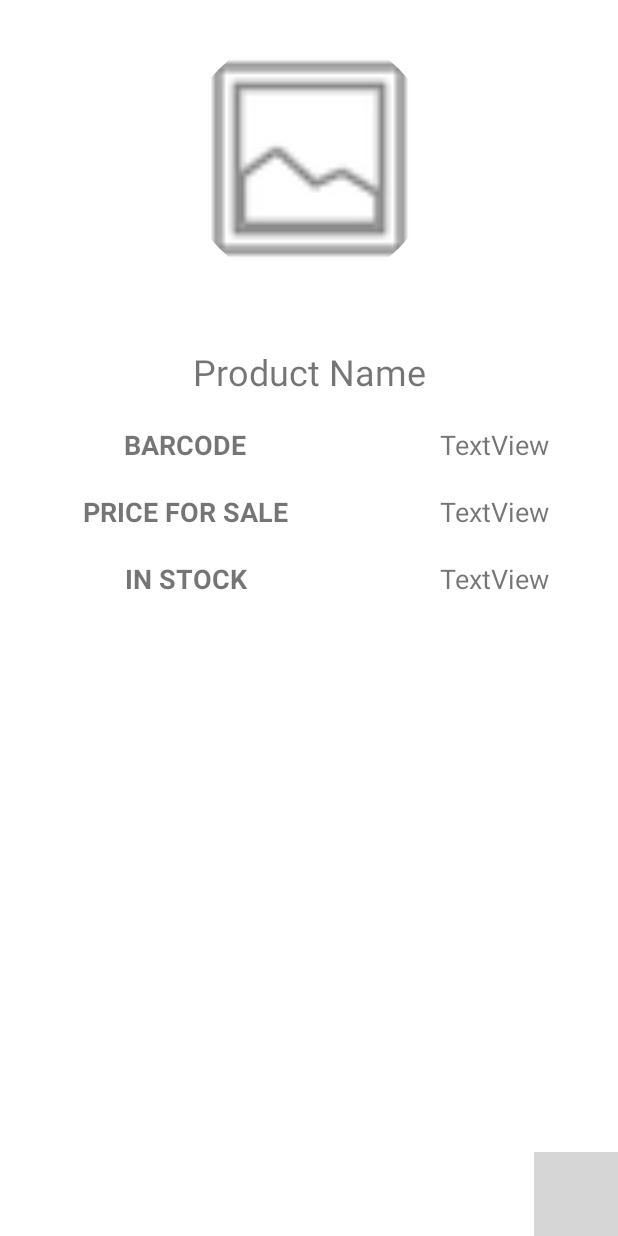
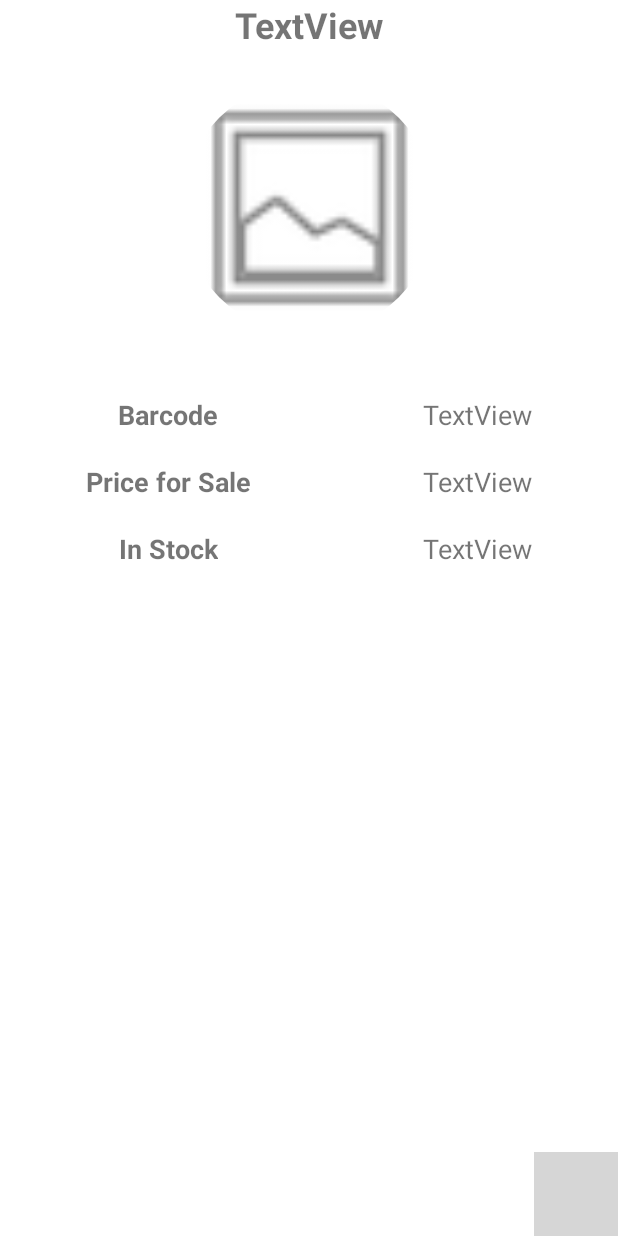
Before and after one commit to Jdrew92/MyInventory, an Android app: the layout activity_product_detail.xml on its own in the app's theme, with its tools: preview values and no code run, on a phone screen of 412 x 824 dp. Run offline under Robolectric (Android 15) with nearby library versions, the phone set to English and light mode, and no system bars; plain views replace FloatingActionButton, FloatingActionMenu; grey boxes are pictures that could not be loaded.

Commit message:
Al agregar producto se verifica que el codigo de barras no exista

```diff
--- a/app/build.gradle
+++ b/app/build.gradle
@@ -1,5 +1,6 @@
 plugins {
     id 'com.android.application'
+    id 'com.google.gms.google-services'
 }
 
 android {
@@ -35,6 +36,7 @@ dependencies {
     implementation 'androidx.constraintlayout:constraintlayout:2.0.4'
     implementation 'androidx.navigation:navigation-fragment:2.3.1'
     implementation 'androidx.navigation:navigation-ui:2.3.1'
+    implementation 'com.google.firebase:firebase-database:19.5.1'
     testImplementation 'junit:junit:4.+'
     androidTestImplementation 'androidx.test.ext:junit:1.1.2'
     androidTestImplementation 'androidx.test.espresso:espresso-core:3.3.0'
--- a/app/src/main/res/layout/activity_product_detail.xml
+++ b/app/src/main/res/layout/activity_product_detail.xml
@@ -34,6 +34,7 @@
             android:id="@+id/fabDelete"
             android:layout_width="wrap_content"
             android:layout_height="wrap_content"
+            android:onClick="delete"
             android:src="@android:drawable/ic_menu_delete"
             app:fab_colorNormal="@color/design_default_color_error"
             app:fab_label="@string/delete_product"
@@ -43,6 +44,7 @@
             android:id="@+id/fabRemove"
             android:layout_width="wrap_content"
             android:layout_height="wrap_content"
+            android:onClick="removeFromStock"
             android:src="@drawable/ic_remove"
             app:fab_colorNormal="@color/sky_blue"
             app:fab_label="@string/remove_stock"
@@ -52,6 +54,7 @@
             android:id="@+id/fabAdd"
             android:layout_width="wrap_content"
             android:layout_height="wrap_content"
+            android:onClick="addToStock"
             android:src="@drawable/fab_add"
             app:fab_colorNormal="@color/sky_blue"
             app:fab_label="@string/add_stock"
@@ -64,6 +67,15 @@
         android:layout_height="match_parent"
         android:orientation="vertical">
 
+        <TextView
+            android:id="@+id/lblProductName"
+            android:layout_width="match_parent"
+            android:layout_height="wrap_content"
+            android:text="TextView"
+            android:textAlignment="center"
+            android:textSize="24sp"
+            android:textStyle="bold" />
+
         <de.hdodenhof.circleimageview.CircleImageView
             android:id="@+id/profile_image"
             android:layout_width="169dp"
@@ -74,40 +86,24 @@
             android:src="@android:drawable/ic_menu_gallery" />
 
         <TableLayout
-            android:id="@+id/tblDetail"
-            android:layout_width="match_parent"
+            android:id="@+id/tblProductDetail"
+            android:layout_width="wrap_content"
             android:layout_height="match_parent"
             android:stretchColumns="*">
 
             <TableRow
                 android:layout_width="match_parent"
                 android:layout_height="match_parent"
-                android:layout_marginBottom="20sp">
+                android:layout_gravity="center|center_horizontal"
+                android:layout_marginBottom="20sp"
+                android:gravity="center|center_horizontal">
 
                 <TextView
-                    android:id="@+id/lblProductName"
-                    android:layout_width="match_parent"
-                    android:layout_height="wrap_content"
-                    android:layout_weight="1"
-                    android:text="@string/product_name"
-                    android:textAlignment="center"
-                    android:textSize="24sp" />
-
-            </TableRow>
-
-            <TableRow
-                android:layout_width="match_parent"
-                android:layout_height="match_parent"
-                android:layout_marginBottom="20sp">
-
-                <TextView
-                    android:id="@+id/lblBCodeTitle"
+                    android:id="@+id/lblBarcodeTitle"
                     android:layout_width="wrap_content"
                     android:layout_height="wrap_content"
-                    android:layout_weight="1"
+                    android:layout_gravity="center_horizontal"
                     android:text="@string/barcode"
-                    android:textAlignment="center"
-                    android:textAllCaps="true"
                     android:textSize="18sp"
                     android:textStyle="bold" />
 
@@ -115,26 +111,24 @@
                     android:id="@+id/lblProductBCode"
                     android:layout_width="wrap_content"
                     android:layout_height="wrap_content"
-                    android:layout_weight="1"
+                    android:layout_gravity="center_horizontal"
                     android:text="TextView"
-                    android:textAlignment="center"
                     android:textSize="18sp" />
-
             </TableRow>
 
             <TableRow
                 android:layout_width="match_parent"
                 android:layout_height="match_parent"
-                android:layout_marginBottom="20sp">
+                android:layout_gravity="center|center_horizontal"
+                android:layout_marginBottom="20sp"
+                android:gravity="center|center_horizontal">
 
                 <TextView
-                    android:id="@+id/lblPriceTitle"
+                    android:id="@+id/textView4"
                     android:layout_width="wrap_content"
                     android:layout_height="wrap_content"
-                    android:layout_weight="1"
+                    android:layout_gravity="center_horizontal"
                     android:text="@string/price_for_sale"
-                    android:textAlignment="center"
-                    android:textAllCaps="true"
                     android:textSize="18sp"
                     android:textStyle="bold" />
 
@@ -142,25 +136,24 @@
                     android:id="@+id/lblProductPrice"
                     android:layout_width="wrap_content"
                     android:layout_height="wrap_content"
-                    android:layout_weight="1"
+                    android:layout_gravity="center_horizontal"
                     android:text="TextView"
-                    android:textAlignment="center"
                     android:textSize="18sp" />
             </TableRow>
 
             <TableRow
                 android:layout_width="match_parent"
                 android:layout_height="match_parent"
-                android:layout_marginBottom="20sp">
+                android:layout_gravity="center|center_horizontal"
+                android:layout_marginBottom="20sp"
+                android:gravity="center|center_horizontal">
 
                 <TextView
-                    android:id="@+id/lblStockTitle"
+                    android:id="@+id/textView6"
                     android:layout_width="wrap_content"
                     android:layout_height="wrap_content"
-                    android:layout_weight="1"
+                    android:layout_gravity="center_horizontal"
                     android:text="@string/in_stock"
-                    android:textAlignment="center"
-                    android:textAllCaps="true"
                     android:textSize="18sp"
                     android:textStyle="bold" />
 
@@ -168,9 +161,8 @@
                     android:id="@+id/lblProductStock"
                     android:layout_width="wrap_content"
                     android:layout_height="wrap_content"
-                    android:layout_weight="1"
+                    android:layout_gravity="center_horizontal"
                     android:text="TextView"
-                    android:textAlignment="center"
                     android:textSize="18sp" />
 
             </TableRow>
--- a/app/src/main/res/layout/product_item.xml
+++ b/app/src/main/res/layout/product_item.xml
@@ -38,6 +38,11 @@
                     android:textSize="18sp"
                     android:textStyle="bold" />
 
+                <LinearLayout
+                    android:layout_width="wrap_content"
+                    android:layout_height="wrap_content"
+                    android:orientation="horizontal">
+
                     <TextView
                         android:id="@+id/lblPpriceItem"
                         android:layout_width="match_parent"
@@ -71,6 +76,7 @@
                             android:text="######"
                             android:textSize="18sp" />
                     </LinearLayout>
+                </LinearLayout>
 
             </LinearLayout>
 
--- a/app/src/main/res/values/strings.xml
+++ b/app/src/main/res/values/strings.xml
@@ -24,4 +24,8 @@
     <string name="delete_product">Delete Product</string>
     <string name="add_stock">Add to Stock</string>
     <string name="remove_stock">Remove from Stock</string>
+    <string name="msg_delete">Are you sure you want to delete this product from your inventory?</string>
+    <string name="yes">Yes</string>
+    <string name="no">No</string>
+    <string name="barcode_repeated">This barcode exists!</string>
 </resources>
--- a/build.gradle
+++ b/build.gradle
@@ -6,6 +6,7 @@ buildscript {
     }
     dependencies {
         classpath "com.android.tools.build:gradle:4.1.1"
+        classpath 'com.google.gms:google-services:4.3.4'
 
         // NOTE: Do not place your application dependencies here; they belong
         // in the individual module build.gradle files
```
Also changed, not shown: app/src/main/java/com/example/myinventory/AddProduct.java (+64 -7 lines), app/src/main/java/com/example/myinventory/Data.java (+30 -3 lines), app/src/main/java/com/example/myinventory/MainActivity.java (+30 -8 lines), app/src/main/java/com/example/myinventory/Product.java (+23 -2 lines), app/src/main/java/com/example/myinventory/ProductDetail.java (+77 -3 lines), 1 other file. Lines whose indentation alone changed are shown as unchanged.
